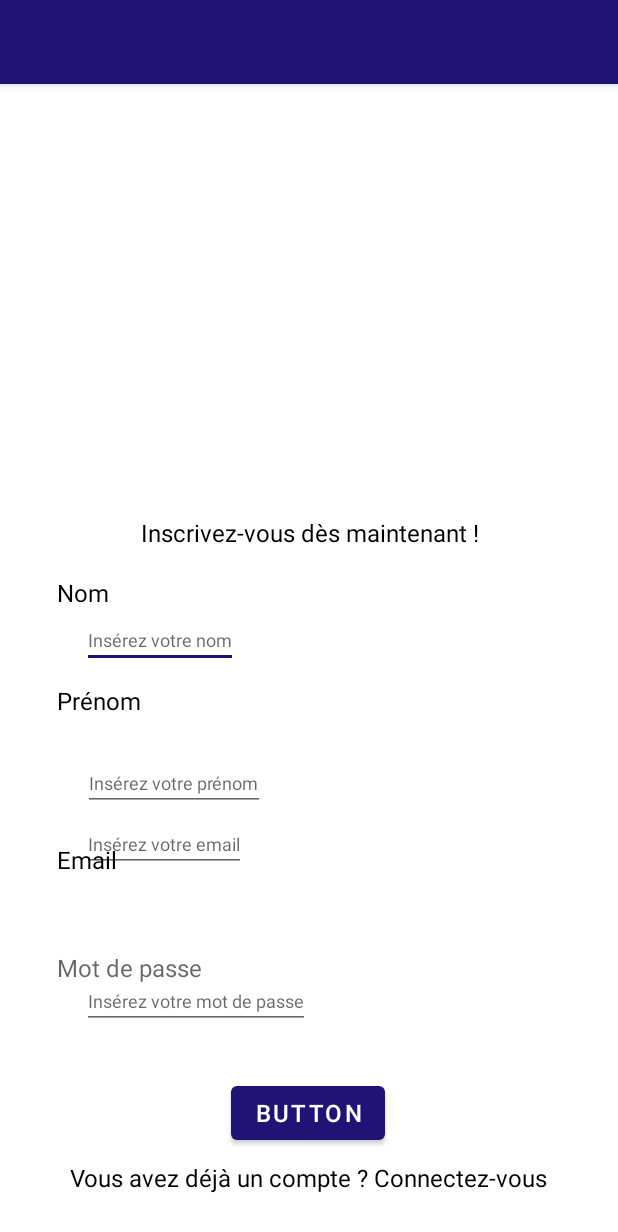
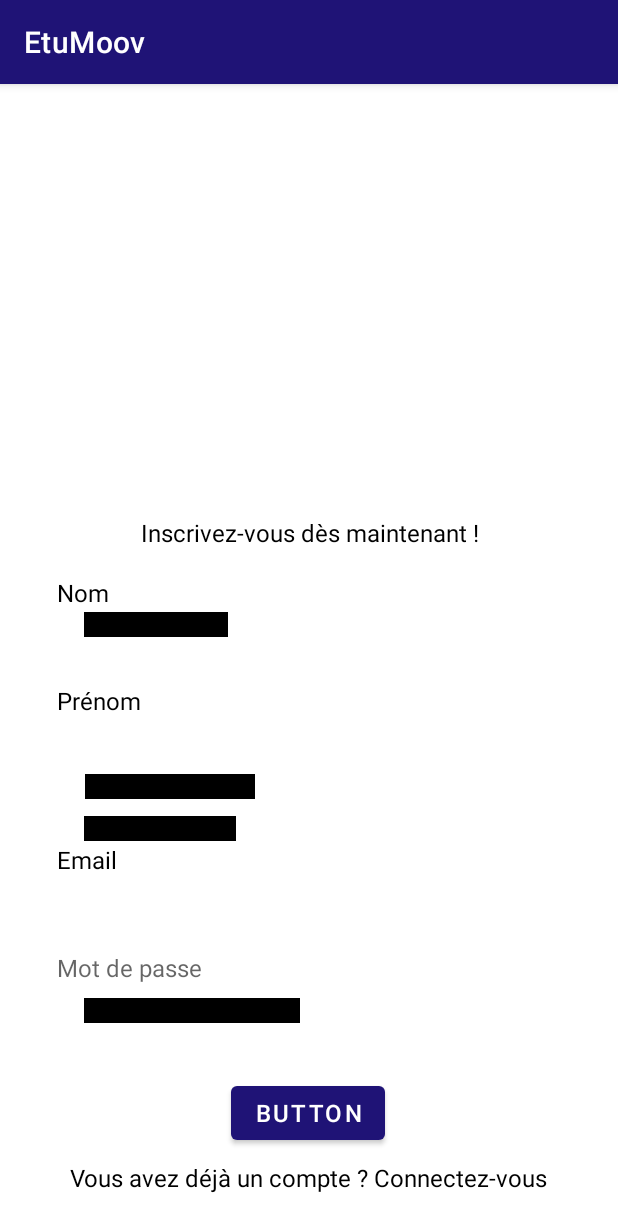
Before and after one commit to darlene-s/EtuMoov, an Android app: the Inscription_EtuMoov screen opened directly, with no data from a screen before it, on a phone screen of 412 x 824 dp. Shown: the top 1232 px of the screen. Run offline under Robolectric (Android 15) with nearby library versions, the phone set to English and light mode, and no system bars; our stand-ins replace Firebase (no records; nobody signed in at launch, a user with empty details on screens opened directly).

```diff
--- a/app/src/main/res/layout/activity_register.xml
+++ b/app/src/main/res/layout/activity_register.xml
@@ -67,6 +67,7 @@
         android:layout_marginTop="352dp"
         android:hint="@string/ET_nom"
         android:textColor="@color/black"
+        android:background="@color/black"
         android:textSize="12sp"
         app:layout_constraintEnd_toEndOf="parent"
         app:layout_constraintHorizontal_bias="0.177"
@@ -95,6 +96,7 @@
         android:hint="@string/ET_prenom"
         android:textColor="@color/black"
         android:textSize="12sp"
+        android:background="@color/black"
         app:layout_constraintBottom_toBottomOf="parent"
         app:layout_constraintEnd_toEndOf="parent"
         app:layout_constraintHorizontal_bias="0.19"
@@ -125,6 +127,7 @@
         android:hint="@string/ET_email"
         android:textColor="@color/black"
         android:textSize="12sp"
+        android:background="@color/black"
         app:layout_constraintEnd_toEndOf="parent"
         app:layout_constraintHorizontal_bias="0.18"
         app:layout_constraintStart_toStartOf="parent"
@@ -139,6 +142,7 @@
         android:hint="@string/ET_mdp"
         android:textColor="@color/black"
         android:textSize="12sp"
+        android:background="@color/black"
         app:layout_constraintBottom_toBottomOf="parent"
         app:layout_constraintEnd_toEndOf="parent"
         app:layout_constraintHorizontal_bias="0.21"
--- a/app/src/main/res/values/strings.xml
+++ b/app/src/main/res/values/strings.xml
@@ -1,6 +1,7 @@
 <resources>
 
 <!-- Page d'accueil -->
+    <string name="app_name">EtuMoov</string>
     <string name="txt_authentification">S\'authentifier</string>
     <string name="txt_inscrire">S\'inscrire</string>
     <string name="txt_slogan">EtuMoov, le compagnon des étudiants</string>
```
Also changed, not shown: app/src/main/res/drawable-hdpi/Groupe 5.png (deleted), app/src/main/res/drawable-hdpi/Groupe 6.png (deleted), app/src/main/res/drawable-ldpi/Groupe 5.png (deleted), app/src/main/res/drawable-ldpi/Groupe 6.png (deleted), app/src/main/res/drawable-mdpi/Groupe 5.png (deleted), app/src/main/res/drawable-mdpi/Groupe 6.png (deleted), app/src/main/res/drawable-xhdpi/Groupe 5.png (deleted), app/src/main/res/drawable-xhdpi/Groupe 6.png (deleted), app/src/main/res/drawable-xxhdpi/Groupe 5.png (deleted), app/src/main/res/drawable-xxhdpi/Groupe 6.png (deleted), app/src/main/res/drawable-xxxhdpi/Groupe 5.png (deleted), app/src/main/res/drawable-xxxhdpi/Groupe 6.png (deleted).
